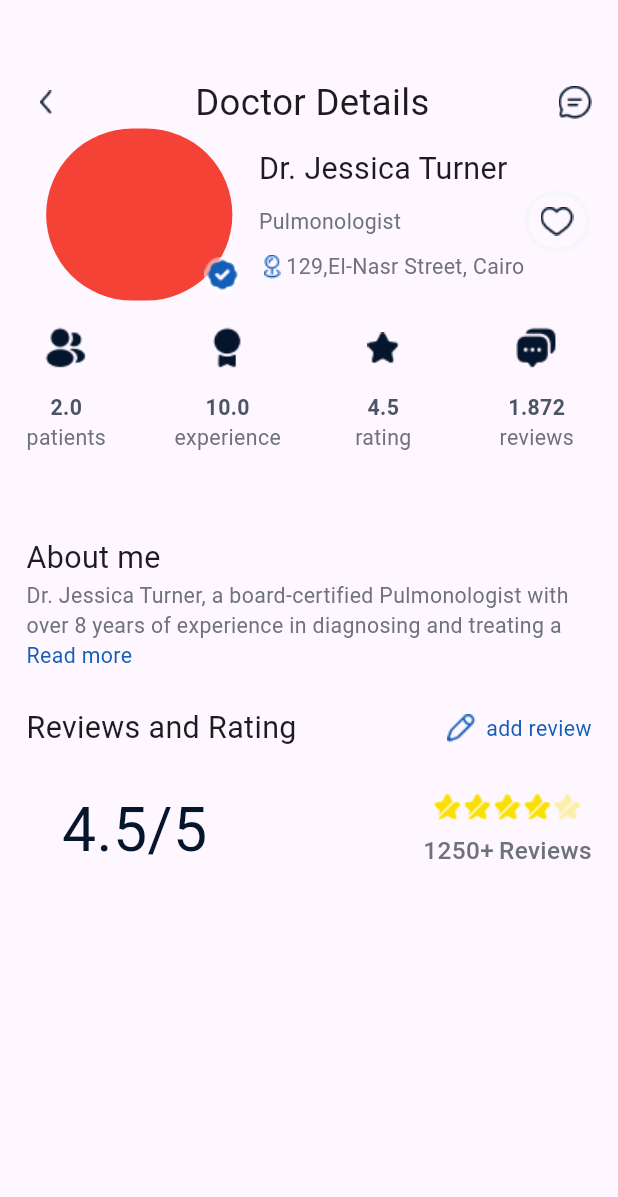
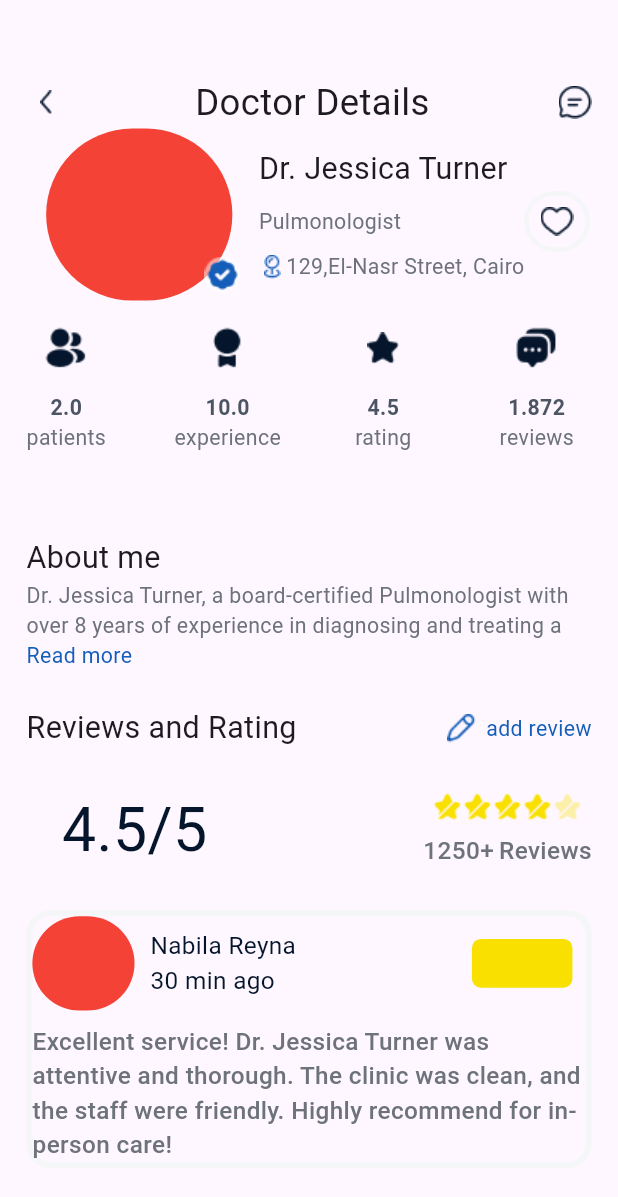
Before and after one commit to Huma-volve/Round-8-mobile-Cure-team1, a Flutter app: the screen it shows after launch, on a phone screen of 412 x 824 dp. Shown: the top 1197 px of the screen. Run offline on Flutter 3.47's test engine with Material 3 defaults, Android fonts, the phone set to English and light mode, and no system bars; our stand-ins replace cross_file, flutter_bloc, flutter_screenutil, flutter_svg, freezed_annotation, get_it and 8 more; Roboto replaces fonts that are missing (Montserrat, PlusJakartaSans, georgia).

Commit message:
create comment display widget

```diff
--- a/lib/core/style/colors/colors_light.dart
+++ b/lib/core/style/colors/colors_light.dart
@@ -5,10 +5,13 @@ class ColorsLight {
   static const Color text = Color(0xFF05162C);
   static const Color primaryColor = Color(0xff145db8);
   static const Color blueGray = Color(0xff6D7379);
-   static const Color Gray = Color(0xff4B5563);
+   static const Color gray = Color(0xff4B5563);
   static const Color offWhite = Color(0xffF5F6F7);
   static const Color textFieldColoe = Color(0xffF5F6F7);
   static const Color borderButton = Color(0xffBBC1C7);
   static const Color royalBlue=Color(0xff145DB8);
   static const Color prussianBlue=Color(0xff05162C);
+  static const Color lightGray=Color(0xffF5F6F7);
+  static const Color transparentBrightYellow=Color(0xffF9E000);
+  static const Color vividYellow=Color(0xffF9E000);
 }
--- a/lib/core/style/theme/app_text_styles.dart
+++ b/lib/core/style/theme/app_text_styles.dart
@@ -54,12 +54,17 @@ class AppTextStyles {
       fontWeight: FontWeight.w400,
       fontFamily: 'georgia',
       color: ColorsLight.blueGray);
+          static TextStyle georgiaRegular16= TextStyle(
+      fontSize: 16.sp,
+      fontWeight: FontWeight.w400,
+      fontFamily: 'georgia',
+      color: ColorsLight.prussianBlue);
 
        static TextStyle georgiaSemiBold14 = TextStyle(
       fontSize: 14.sp,
       fontWeight: FontWeight.w600,
       fontFamily: 'georgia',
-      color: ColorsLight.Gray);
+      color: ColorsLight.gray);
 
        static TextStyle montserratRegular14 = TextStyle(
       fontSize: 14.sp,
@@ -87,4 +92,10 @@ class AppTextStyles {
     fontWeight: FontWeight.w400,
     fontFamily: 'georgia',
   );
+  static TextStyle plusJakartaSansbold16 = TextStyle(
+    fontSize: 16.sp,
+    fontWeight: FontWeight.w700,
+    fontFamily: 'PlusJakartaSans',
+    color: ColorsLight.vividYellow
+  );
 }
--- /dev/null
+++ b/lib/features/Booking/presentation/widgets/comment_desplay.dart
@@ -0,0 +1,32 @@
+import 'package:cure_team_1/core/style/colors/colors_light.dart';
+import 'package:cure_team_1/core/style/theme/app_text_styles.dart';
+import 'package:cure_team_1/features/Booking/presentation/widgets/comment_user_info.dart';
+import 'package:flutter/material.dart';
+import 'package:flutter_screenutil/flutter_screenutil.dart';
+
+class CommentDesplay extends StatelessWidget {
+  const CommentDesplay({super.key});
+
+  @override
+  Widget build(BuildContext context) {
+    return Container(
+      width: double.infinity,
+      decoration: BoxDecoration(
+        border: Border.all(width: 4,color: ColorsLight.lightGray),
+        borderRadius: BorderRadius.circular(16)
+      ),
+      child: Column(
+        children: [
+          const CommentUserInfo(),
+          SizedBox(height: 9.h,),
+          Text(comment,style: AppTextStyles.montserratMedum16,),
+        ],
+      ),
+    );
+  }
+}
+
+
+
+
+String comment='Excellent service! Dr. Jessica Turner was attentive and thorough. The clinic was clean, and the staff were friendly. Highly recommend for in-person care!';
--- /dev/null
+++ b/lib/features/Booking/presentation/widgets/comment_desplay_rate.dart
@@ -0,0 +1,35 @@
+
+import 'package:cure_team_1/core/style/colors/colors_light.dart';
+import 'package:cure_team_1/core/style/theme/app_text_styles.dart';
+import 'package:cure_team_1/core/utils/assets.dart';
+import 'package:flutter/material.dart';
+import 'package:flutter_screenutil/flutter_screenutil.dart';
+
+class CommentDisplayRate extends StatelessWidget {
+  const CommentDisplayRate({
+    super.key,
+  });
+
+  @override
+  Widget build(BuildContext context) {
+    return Padding(
+      padding:  EdgeInsets.only(right: 8.w),
+      child: Container(
+       height: 32.h,
+      width: 61.w,
+      decoration: BoxDecoration(
+       color:ColorsLight.transparentBrightYellow,
+       borderRadius: BorderRadius.circular(6)
+      ),
+      child: Padding(
+        padding:  EdgeInsets.symmetric(horizontal: 14.w,vertical: 12.h),
+        child: Row(
+         children: [
+         Image.asset(Assets.resourceImagesStarFull),
+         Text('4.5',style: AppTextStyles.plusJakartaSansbold16)
+        ],),
+      ),
+      ),
+    );
+  }
+}
--- /dev/null
+++ b/lib/features/Booking/presentation/widgets/comment_user_image.dart
@@ -0,0 +1,20 @@
+import 'package:flutter/material.dart';
+import 'package:flutter_screenutil/flutter_screenutil.dart';
+
+class CommentUserImage extends StatelessWidget {
+  const CommentUserImage({
+    super.key,
+  });
+
+  @override
+  Widget build(BuildContext context) {
+    return Container(
+      height: 62.h,
+      width: 62.w,
+      decoration: BoxDecoration(
+        color: Colors.red,
+        borderRadius: BorderRadius.circular(40)
+      ),
+    );
+  }
+}
--- /dev/null
+++ b/lib/features/Booking/presentation/widgets/comment_user_info.dart
@@ -0,0 +1,34 @@
+
+import 'package:cure_team_1/core/style/theme/app_text_styles.dart';
+import 'package:cure_team_1/features/Booking/presentation/widgets/comment_desplay_rate.dart';
+import 'package:cure_team_1/features/Booking/presentation/widgets/comment_user_image.dart';
+import 'package:flutter/material.dart';
+import 'package:flutter_screenutil/flutter_screenutil.dart';
+
+class CommentUserInfo extends StatelessWidget {
+  const CommentUserInfo({
+    super.key,
+  });
+
+  @override
+  Widget build(BuildContext context) {
+    return Row(
+      children: [
+      const  CommentUserImage(),
+     SizedBox(width: 9.52.w,)
+             ,  Column(
+    crossAxisAlignment: CrossAxisAlignment.start,
+      children: [
+    Text('Nabila Reyna',style: AppTextStyles.georgiaRegular16,),
+    Text('30 min ago',style: AppTextStyles.georgiaRegular16,),
+      ],
+     ),
+    const Spacer(),
+     const CommentDisplayRate()
+     ,
+
+
+      ],
+    );
+  }
+}
--- a/lib/features/Booking/presentation/widgets/doctor_details_screen_body.dart
+++ b/lib/features/Booking/presentation/widgets/doctor_details_screen_body.dart
@@ -1,6 +1,7 @@
 
 import 'package:cure_team_1/features/Booking/presentation/widgets/about_me_section.dart';
 import 'package:cure_team_1/features/Booking/presentation/widgets/add_review_and_rating.dart';
+import 'package:cure_team_1/features/Booking/presentation/widgets/comment_desplay.dart';
 import 'package:cure_team_1/features/Booking/presentation/widgets/doctor_details_screen_appbar.dart';
 import 'package:cure_team_1/features/Booking/presentation/widgets/doctor_details_widget.dart';
 import 'package:cure_team_1/features/Booking/presentation/widgets/review_and_rating_section.dart';
@@ -18,7 +19,9 @@ class DoctorDetailsScreenBody extends StatelessWidget {
   Widget build(BuildContext context) {
     return Padding(
       padding:  EdgeInsets.symmetric(horizontal: 16.w),
-      child: Column(
+      child: ListView(
+        children: [
+          Column(
             crossAxisAlignment: CrossAxisAlignment.start,
             children: [
               SizedBox(height: 50.h,),
@@ -29,7 +32,11 @@ class DoctorDetailsScreenBody extends StatelessWidget {
              SizedBox(height: 41.h,),
              const AboutMeSection(),
               SizedBox(height: 24.h,),
-         const AddReviewAndRating()
+             const AddReviewAndRating(),
+             SizedBox(height: 24.h,),
+          const   CommentDesplay()
+            ],
+          ),
         ],
       ),
     );
--- a/pubspec.yaml
+++ b/pubspec.yaml
@@ -58,6 +58,10 @@ fonts:
     fonts:
       - asset: assets/fonts/georgia.ttf
         weight: 400
+  - family: PlusJakartaSans
+    fonts:
+      - asset: assets/fonts/PlusJakartaSans-Regular.ttf
+        weight: 400
 
 flutter_assets:
   assets_path: assets/images/
```
Also changed, not shown: assets/fonts/PlusJakartaSans-Regular.ttf (added). Lines whose indentation alone changed are shown as unchanged.
